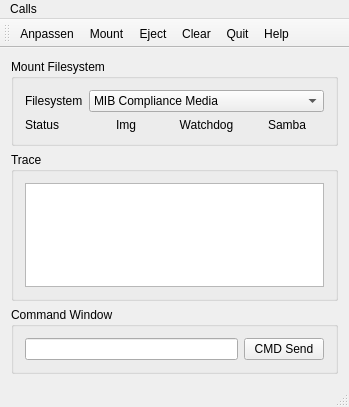
Before: the Qt Designer form GUI/mainwindow.ui in luxc1101/Raspi-USB-Simulator, drawn with Qt 5.
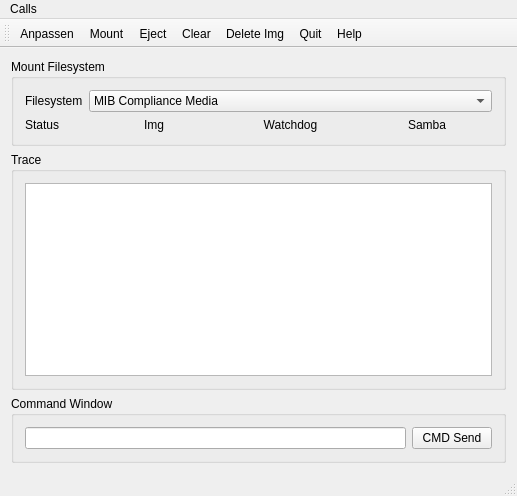
After: the same form once the commit is applied. Icons and pictures are not drawn.

```diff
--- a/GUI/mainwindow.ui
+++ b/GUI/mainwindow.ui
@@ -6,8 +6,8 @@
    <rect>
     <x>0</x>
     <y>0</y>
-    <width>349</width>
-    <height>407</height>
+    <width>517</width>
+    <height>496</height>
    </rect>
   </property>
   <property name="windowTitle">
@@ -17,9 +17,21 @@
    <layout class="QGridLayout" name="gridLayout_5">
     <item row="0" column="0">
      <widget class="QGroupBox" name="groupBox_mtfs">
+      <property name="font">
+       <font>
+        <weight>50</weight>
+        <bold>false</bold>
+       </font>
+      </property>
+      <property name="styleSheet">
+       <string notr="true"/>
+      </property>
       <property name="title">
        <string>Mount Filesystem</string>
       </property>
+      <property name="flat">
+       <bool>false</bool>
+      </property>
       <layout class="QGridLayout" name="gridLayout_2">
        <item row="0" column="0">
         <layout class="QGridLayout" name="gridLayout_3">
@@ -181,7 +193,7 @@
     <rect>
      <x>0</x>
      <y>0</y>
-     <width>349</width>
+     <width>517</width>
      <height>21</height>
     </rect>
    </property>
@@ -212,6 +224,7 @@
    <addaction name="actionMount"/>
    <addaction name="actionEject"/>
    <addaction name="actionClear"/>
+   <addaction name="actionDelect_Img"/>
    <addaction name="actionQuit"/>
    <addaction name="actionHelp"/>
   </widget>
@@ -273,6 +286,15 @@
     <string>Help</string>
    </property>
   </action>
+  <action name="actionDelect_Img">
+   <property name="icon">
+    <iconset resource="ProQrc.qrc">
+     <normaloff>:/Image/delete.png</normaloff>:/Image/delete.png</iconset>
+   </property>
+   <property name="text">
+    <string>Delete Img</string>
+   </property>
+  </action>
  </widget>
  <layoutdefault spacing="6" margin="11"/>
  <resources>
```
